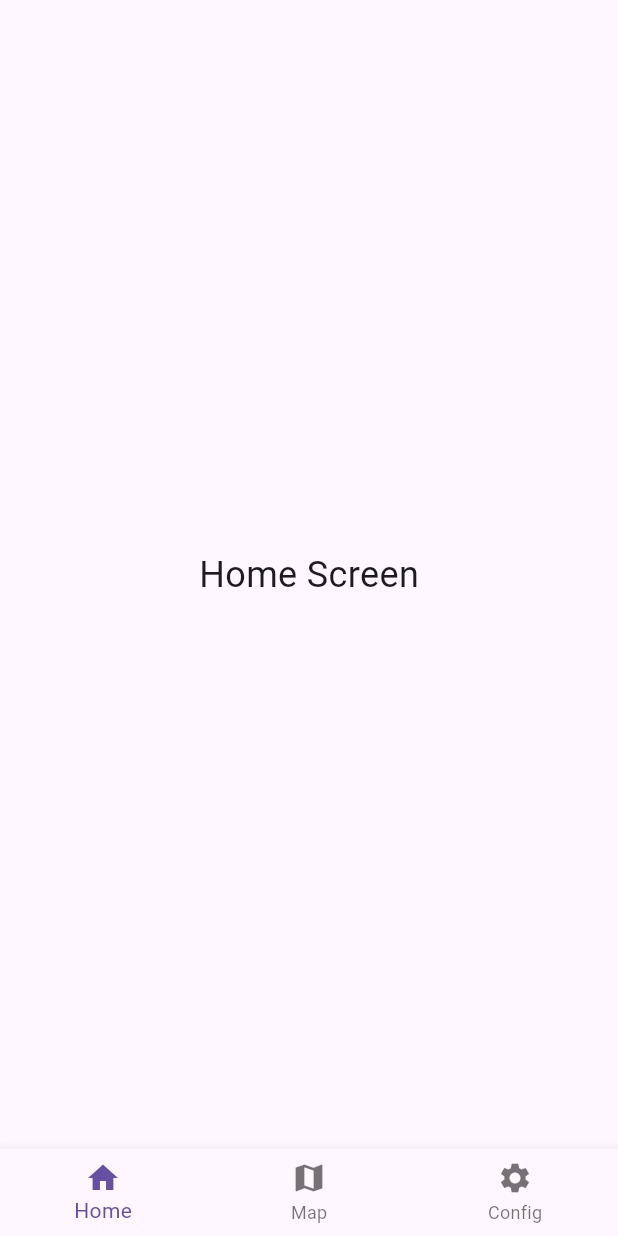
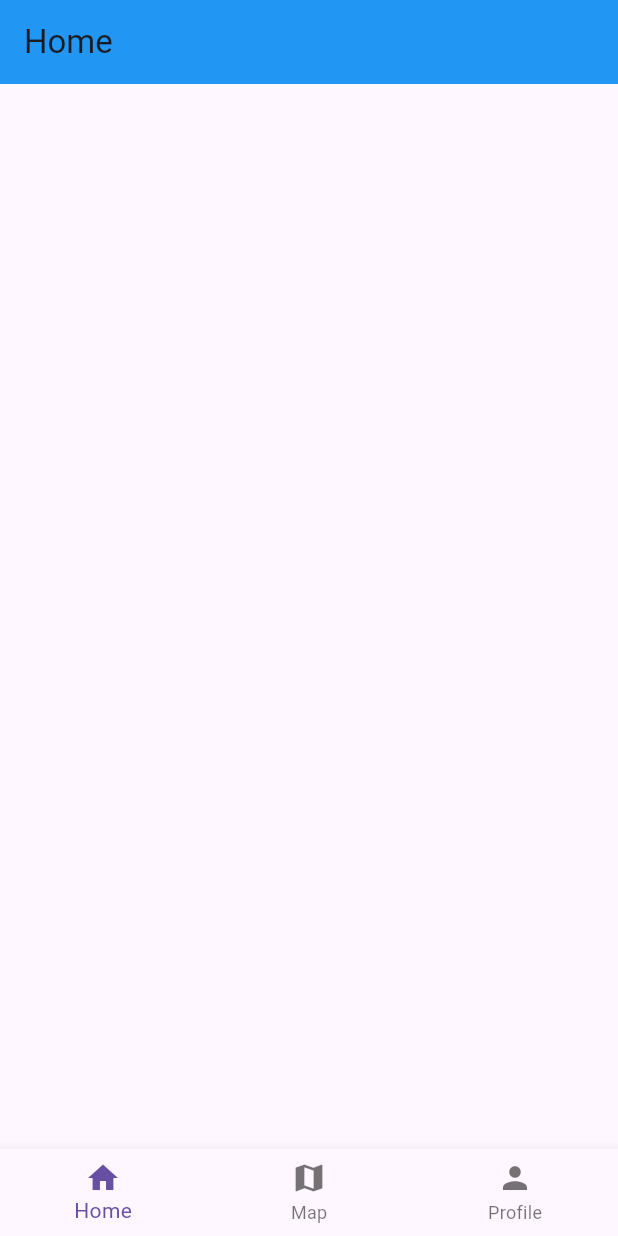
Before and after one commit to akari517/HappyCode, a Flutter app: the screen it shows after launch, on a phone screen of 412 x 824 dp. Run offline on Flutter 3.47's test engine with Material 3 defaults, Android fonts, the phone set to English and light mode, and no system bars; our stand-ins replace go_router.

Commit message:
edit screen implement

```diff
--- a/lib/home_screen.dart
+++ b/lib/home_screen.dart
@@ -7,8 +7,8 @@ class HomeScreen extends StatelessWidget {
 
   @override
   Widget build(BuildContext context) {
-    return const Center(
-      child: Text('Home Screen', style: TextStyle(fontSize: 24)),
+    return Scaffold(
+      appBar: AppBar(title: const Text('Home'), backgroundColor: Colors.blue),
     );
   }
 }
--- a/lib/main.dart
+++ b/lib/main.dart
@@ -48,7 +48,7 @@ class _MainScreenState extends State<MainScreen> {
         items: const [
           BottomNavigationBarItem(icon: Icon(Icons.home), label: 'Home'),
           BottomNavigationBarItem(icon: Icon(Icons.map), label: 'Map'),
-          BottomNavigationBarItem(icon: Icon(Icons.settings), label: 'Config'),
+          BottomNavigationBarItem(icon: Icon(Icons.person), label: 'Profile'),
         ],
       ),
     );
--- a/lib/map_screen.dart
+++ b/lib/map_screen.dart
@@ -7,8 +7,8 @@ class MapScreen extends StatelessWidget {
 
   @override
   Widget build(BuildContext context) {
-    return const Center(
-      child: Text('Map Screen', style: TextStyle(fontSize: 24)),
+    return Scaffold(
+      appBar: AppBar(title: const Text('Map'), backgroundColor: Colors.blue),
     );
   }
 }
```
Also changed, not shown: lib/profile_edit_screen.dart (added, +19 -0 lines), lib/profile_screen.dart (+21 -2 lines).
